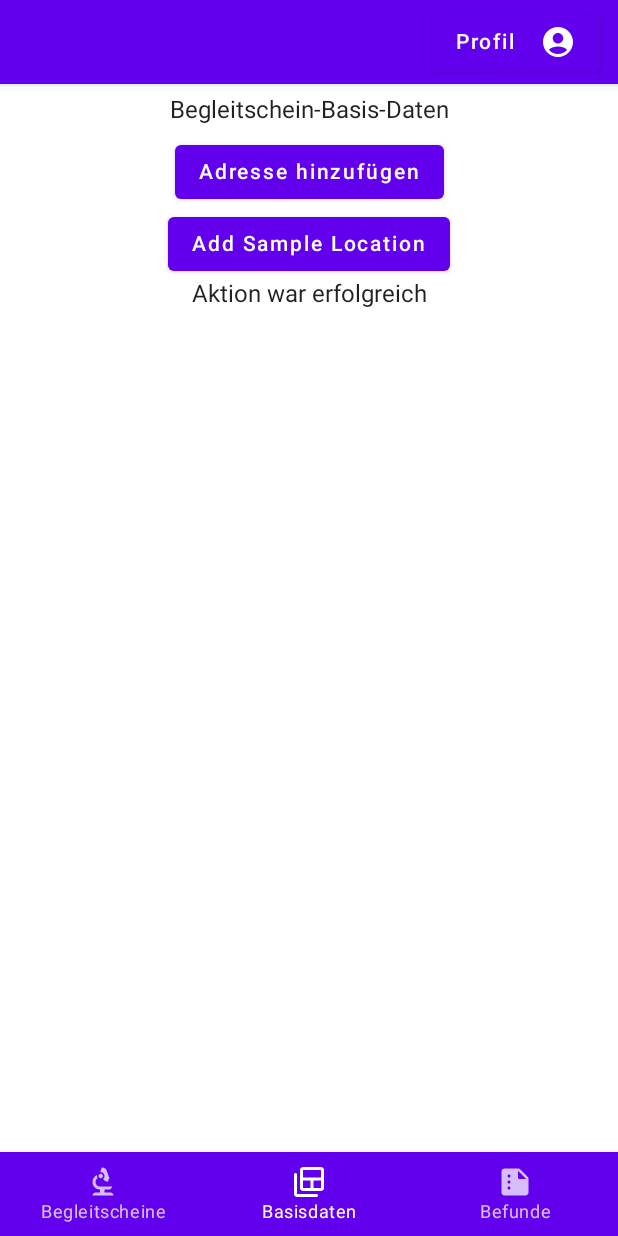
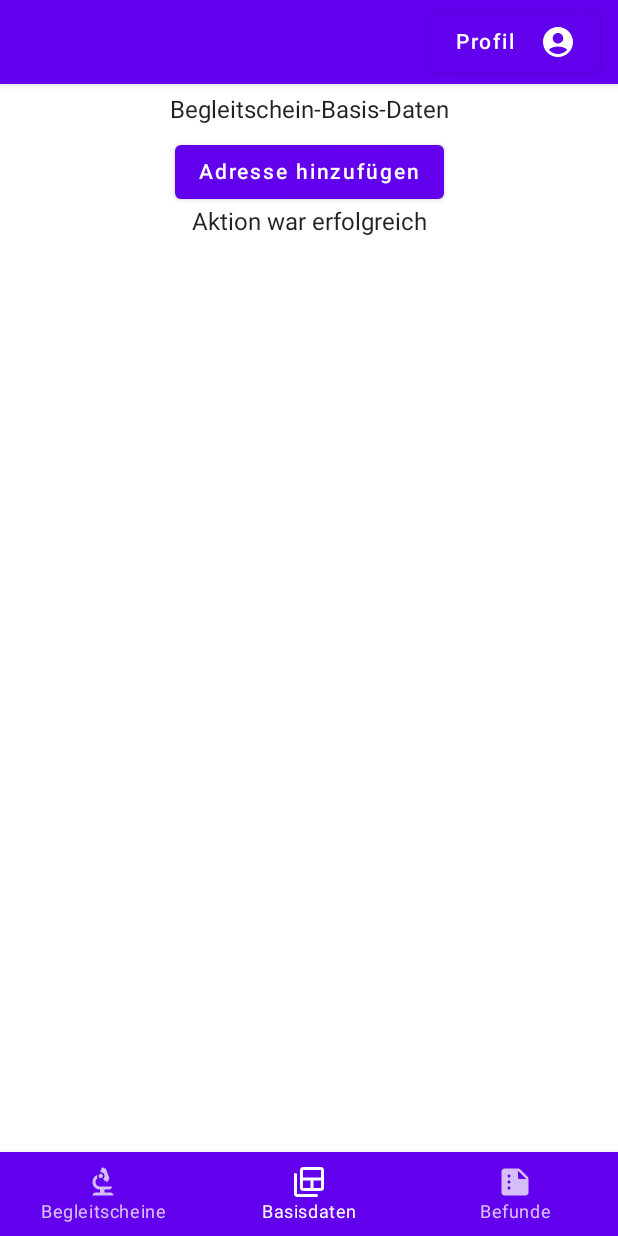
Before and after one commit to chris-prenissl/hygiene-lab-companion, an Android app built with Jetpack Compose: the screen it shows after launch (MainActivity), item 2 of the bottom bar chosen, on a phone screen of 412 x 824 dp. Run offline under Robolectric (Android 15) with nearby library versions, the light colour scheme and no system bars; our stand-ins replace Dagger/Hilt's generated code, Firebase (no records; nobody signed in at launch, a user with empty details on screens opened directly).

```diff
--- a/app/src/main/java/com/christophprenissl/hygienecompanion/domain/model/dto/AddressDto.kt
+++ b/app/src/main/java/com/christophprenissl/hygienecompanion/domain/model/dto/AddressDto.kt
@@ -1,10 +1,12 @@
 package com.christophprenissl.hygienecompanion.domain.model.dto
 
+import com.google.firebase.firestore.DocumentId
+
 data class AddressDto(
+    @DocumentId
     var id: String? = null,
     var name: String? = null,
     val zip: String? = null,
     val city: String? = null,
-    val street: String? = null,
-    val extraInfo: String? = null
+    val street: String? = null
 )
--- a/app/src/main/java/com/christophprenissl/hygienecompanion/domain/model/dto/SampleLocationDto.kt
+++ b/app/src/main/java/com/christophprenissl/hygienecompanion/domain/model/dto/SampleLocationDto.kt
@@ -1,8 +1,9 @@
 package com.christophprenissl.hygienecompanion.domain.model.dto
 
-import com.christophprenissl.hygienecompanion.domain.model.entity.Address
+import com.google.firebase.firestore.DocumentId
 
 data class SampleLocationDto(
+    @DocumentId
     var id: String? = null,
     val description: String? = null,
     val extraInfo: String? = null,
--- a/app/src/main/java/com/christophprenissl/hygienecompanion/presentation/view/component/AddressDialog.kt
+++ b/app/src/main/java/com/christophprenissl/hygienecompanion/presentation/view/component/AddressDialog.kt
@@ -61,7 +61,10 @@ fun AddressDialog(viewModel: CoveringLetterBasisViewModel) {
                         modifier = Modifier.padding(standardPadding),
                         onClick = { viewModel.closeAddressDialog() }
                     ) {
-                        Text(CANCEL)
+                        Text(
+                            CANCEL,
+                            color = MaterialTheme.colors.onPrimary
+                        )
                     }
                     Button(
                         modifier = Modifier.padding(standardPadding),
--- a/app/src/main/java/com/christophprenissl/hygienecompanion/presentation/view/covering_letter_basis/CoveringLetterBasisView.kt
+++ b/app/src/main/java/com/christophprenissl/hygienecompanion/presentation/view/covering_letter_basis/CoveringLetterBasisView.kt
@@ -1,12 +1,9 @@
 package com.christophprenissl.hygienecompanion.presentation.view.covering_letter_basis
 
-import androidx.compose.foundation.layout.Column
-import androidx.compose.foundation.layout.fillMaxWidth
-import androidx.compose.foundation.layout.padding
+import androidx.compose.foundation.layout.*
 import androidx.compose.foundation.lazy.LazyColumn
 import androidx.compose.foundation.lazy.items
-import androidx.compose.material.Button
-import androidx.compose.material.Text
+import androidx.compose.material.*
 import androidx.compose.runtime.Composable
 import androidx.compose.runtime.InternalComposeApi
 import androidx.compose.ui.Alignment
@@ -16,10 +13,12 @@ import com.christophprenissl.hygienecompanion.domain.model.Response
 import com.christophprenissl.hygienecompanion.presentation.util.Screen
 import com.christophprenissl.hygienecompanion.presentation.view.component.AddressCard
 import com.christophprenissl.hygienecompanion.presentation.view.component.AddressDialog
+import com.christophprenissl.hygienecompanion.presentation.view.component.SwipeToDelete
 import com.christophprenissl.hygienecompanion.util.*
 
 import kotlinx.coroutines.ExperimentalCoroutinesApi
 
+@OptIn(ExperimentalMaterialApi::class)
 @Composable
 @InternalComposeApi
 @ExperimentalCoroutinesApi
@@ -49,14 +48,17 @@ fun CoveringLetterBasisView(
                 LazyColumn {
                     val addresses = addressesResponse.data
                     items(addresses) { address ->
-                        AddressCard(
-                            address = address,
-                            onClick = {
-                                viewModel.chooseAddress(address)
-                                navController.navigate(Screen.SampleLocationsView.route)
-                            },
+                        SwipeToDelete(
                             onDelete = { viewModel.deleteAddress(address) }
-                        )
+                        ) {
+                            AddressCard(
+                                address = address,
+                                onClick = {
+                                    viewModel.chooseAddress(address)
+                                    navController.navigate(Screen.SampleLocationsView.route)
+                                }
+                            )
+                        }
                     }
                 }
             }
@@ -74,12 +76,7 @@ fun CoveringLetterBasisView(
             Text(ADD_ADDRESS)
         }
 
-        Button(onClick = {
-            viewModel.saveSampleLocation("Description")
-        }) {
-            Text("Add Sample Location")
-        }
-        when(viewModel.savedSampleLocationState.value) {
+        when(viewModel.savedAddressState.value) {
             is Response.Loading -> Text(LOADING)
             is Response.Error -> Text(ERROR)
             is Response.Success -> Text(SUCCESS)
--- a/app/src/main/java/com/christophprenissl/hygienecompanion/presentation/view/covering_letter_basis/CoveringLetterBasisViewModel.kt
+++ b/app/src/main/java/com/christophprenissl/hygienecompanion/presentation/view/covering_letter_basis/CoveringLetterBasisViewModel.kt
@@ -30,7 +30,7 @@ class CoveringLetterBasisViewModel @Inject constructor(
     val openAddressDialogState: State<Boolean> = _openAddressDialogState
 
     private val _savedAddressState = mutableStateOf<Response<Void?>>(Response.Success(null))
-    val savedLocationState: State<Response<Void?>> = _savedAddressState
+    val savedAddressState: State<Response<Void?>> = _savedAddressState
 
     private val _deleteAddressState = mutableStateOf<Response<Void?>>(Response.Success(null))
     val deleteAddressState: State<Response<Void?>> = _deleteAddressState
--- a/app/src/main/java/com/christophprenissl/hygienecompanion/util/Constants.kt
+++ b/app/src/main/java/com/christophprenissl/hygienecompanion/util/Constants.kt
@@ -7,9 +7,6 @@ const val halfSize = 0.5f
 val cardPadding = 4.dp
 val standardPadding = 8.dp
 val standardElevation = 4.dp
-
-//dismiss
-const val dismissalThreshold = 0.8f
 
 //views
 const val HOME_ROUTE = "home_route"
```
Also changed, not shown: app/src/main/java/com/christophprenissl/hygienecompanion/presentation/view/component/AddressCard.kt (+5 -45 lines), app/src/main/java/com/christophprenissl/hygienecompanion/presentation/view/component/SwipeToDelete.kt (added, +62 -0 lines).
